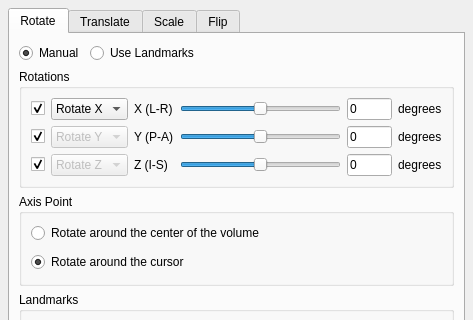
Old version of the form freeview/DialogTransformVolume.ui in the repository freesurfer/freesurfer; both pictures show x 0 to 473 and y 0 to 320 of the 473 by 678 pixel window.
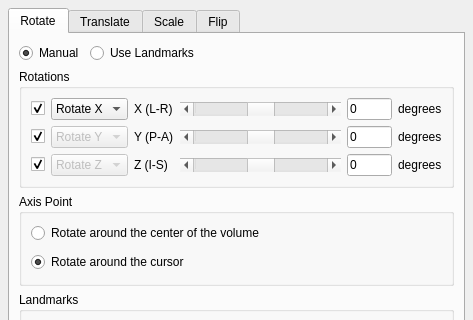
New version of the form. Custom widgets are drawn as their Qt base class.

Commit message: more precise step size for volume transform adjustment. added command-line option to bring up volume transform window

Patch:
```diff
--- a/freeview/DialogTransformVolume.ui
+++ b/freeview/DialogTransformVolume.ui
@@ -6,7 +6,7 @@
    <rect>
     <x>0</x>
     <y>0</y>
-    <width>484</width>
+    <width>523</width>
     <height>714</height>
    </rect>
   </property>
@@ -220,25 +220,6 @@
             </property>
            </widget>
           </item>
-          <item row="0" column="3">
-           <widget class="QSlider" name="horizontalSliderRotateX">
-            <property name="sizePolicy">
-             <sizepolicy hsizetype="Expanding" vsizetype="Fixed">
-              <horstretch>1</horstretch>
-              <verstretch>0</verstretch>
-             </sizepolicy>
-            </property>
-            <property name="minimum">
-             <number>-180</number>
-            </property>
-            <property name="maximum">
-             <number>180</number>
-            </property>
-            <property name="orientation">
-             <enum>Qt::Horizontal</enum>
-            </property>
-           </widget>
-          </item>
           <item row="0" column="4">
            <widget class="QLineEdit" name="lineEditRotateX">
             <property name="maximumSize">
@@ -284,50 +265,6 @@
             </property>
            </widget>
           </item>
-          <item row="1" column="3">
-           <widget class="QSlider" name="horizontalSliderRotateY">
-            <property name="enabled">
-             <bool>true</bool>
-            </property>
-            <property name="sizePolicy">
-             <sizepolicy hsizetype="Expanding" vsizetype="Fixed">
-              <horstretch>1</horstretch>
-              <verstretch>0</verstretch>
-             </sizepolicy>
-            </property>
-            <property name="minimum">
-             <number>-180</number>
-            </property>
-            <property name="maximum">
-             <number>180</number>
-            </property>
-            <property name="orientation">
-             <enum>Qt::Horizontal</enum>
-            </property>
-           </widget>
-          </item>
-          <item row="2" column="3">
-           <widget class="QSlider" name="horizontalSliderRotateZ">
-            <property name="enabled">
-             <bool>true</bool>
-            </property>
-            <property name="sizePolicy">
-             <sizepolicy hsizetype="Expanding" vsizetype="Fixed">
-              <horstretch>1</horstretch>
-              <verstretch>0</verstretch>
-             </sizepolicy>
-            </property>
-            <property name="minimum">
-             <number>-180</number>
-            </property>
-            <property name="maximum">
-             <number>180</number>
-            </property>
-            <property name="orientation">
-             <enum>Qt::Horizontal</enum>
-            </property>
-           </widget>
-          </item>
           <item row="0" column="2">
            <widget class="QLabel" name="label_19">
             <property name="text">
@@ -349,6 +286,45 @@
             </property>
            </widget>
           </item>
+          <item row="0" column="3">
+           <widget class="QScrollBar" name="scrollBarRotateX">
+            <property name="minimum">
+             <number>-360</number>
+            </property>
+            <property name="maximum">
+             <number>360</number>
+            </property>
+            <property name="orientation">
+             <enum>Qt::Horizontal</enum>
+            </property>
+           </widget>
+          </item>
+          <item row="1" column="3">
+           <widget class="QScrollBar" name="scrollBarRotateY">
+            <property name="minimum">
+             <number>-360</number>
+            </property>
+            <property name="maximum">
+             <number>360</number>
+            </property>
+            <property name="orientation">
+             <enum>Qt::Horizontal</enum>
+            </property>
+           </widget>
+          </item>
+          <item row="2" column="3">
+           <widget class="QScrollBar" name="scrollBarRotateZ">
+            <property name="minimum">
+             <number>-360</number>
+            </property>
+            <property name="maximum">
+             <number>360</number>
+            </property>
+            <property name="orientation">
+             <enum>Qt::Horizontal</enum>
+            </property>
+           </widget>
+          </item>
          </layout>
         </widget>
        </item>
```
Left out of the diff: 239 changed lines with no effect on the pictures. The commit also changes 8 other files.
